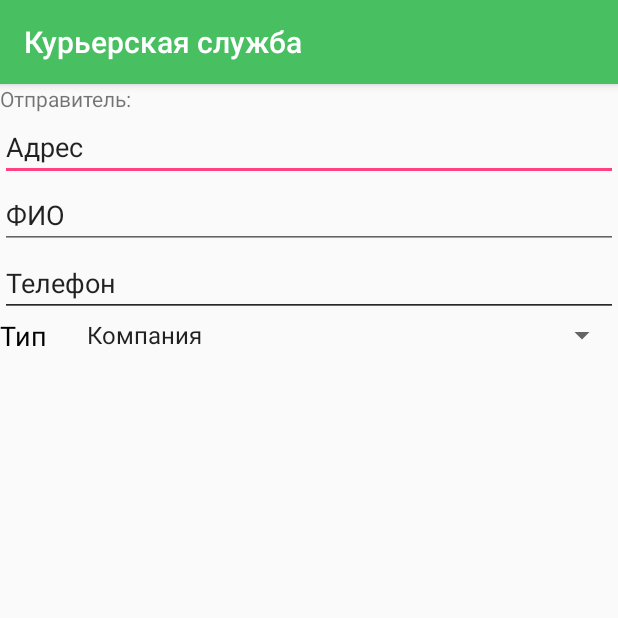
After one commit to midery/CourierService, an Android app: the PackageEdit screen opened directly, with no data from a screen before it, on a phone screen of 412 x 824 dp, the top half of it. The commit adds this screen. Run offline under Robolectric (Android 15) with nearby library versions, the phone set to English and light mode, and no system bars.

Commit message:
added new activity, intent GSON support

```diff
--- a/app/build.gradle
+++ b/app/build.gradle
@@ -28,14 +28,16 @@ android {
     }
 }
 
+
 dependencies {
     compile fileTree(dir: 'libs', include: ['*.jar'])
     androidTestCompile('com.android.support.test.espresso:espresso-core:2.2.2', {
         exclude group: 'com.android.support', module: 'support-annotations'
     })
+    //compile 'com.android.support:design:25.3.1 '
     compile 'com.android.support:appcompat-v7:25.3.1'
     compile 'com.android.support.constraint:constraint-layout:1.0.2'
+    compile 'com.android.support:design:25.3.1'
+    compile 'com.google.code.gson:gson:2.8.1'
     testCompile 'junit:junit:4.12'
-    compile 'com.android.support:design:25.3.1'
-    //compile 'com.android.support:design:25.3.1 '
 }
--- a/app/src/main/AndroidManifest.xml
+++ b/app/src/main/AndroidManifest.xml
@@ -16,6 +16,7 @@
                 <category android:name="android.intent.category.LAUNCHER" />
             </intent-filter>
         </activity>
+        <activity android:name=".PackageEdit"></activity>
     </application>
 
 </manifest>
--- a/app/src/main/java/com/liarstudio/courierservice/MainActivity.java
+++ b/app/src/main/java/com/liarstudio/courierservice/MainActivity.java
@@ -41,10 +41,12 @@ public class MainActivity extends AppCompatActivity {
     void loadPackages() {
 
         packages = new ArrayList<Package>();
-        Package pkg = new Package(0, new Person("Kuk", "920", "m@m.m", "Lorum Ipsum street"), new Person("Kuk", "920", "m@m.m", "Lorum Ipsum street"), "Pkg 1", new Date(System.currentTimeMillis()));
+        Package pkg = new Package(0, new Person("Kuk", "920", "m@m.m", "Lorum Ipsum street"), new Person("Kuk", "920", "m@m.m", "Lorum Ipsum street"), "Pkg 1", new Date(25));
 
         packages.add(pkg);
         pkg = new Package(1, new Person("Kuk", "920", "m@m.m", "Lorum Ipsum street"), new Person("Kuk", "14156", "m@m.m", "Dorum av."), "Pkg 2", new Date(System.currentTimeMillis()));
+        packages.add(pkg);
+        pkg = new Package(0, new Person("Kuk", "920", "m@m.m", "Lorum Ipsum street"), new Person("Kuk", "14156", "m@m.m", "Dorum av."), "Pkg 3", new Date(10600));
         packages.add(pkg);
 
 
--- /dev/null
+++ b/app/src/main/java/com/liarstudio/courierservice/PackageEdit.java
@@ -0,0 +1,23 @@
+package com.liarstudio.courierservice;
+
+import android.content.Intent;
+import android.support.v7.app.AppCompatActivity;
+import android.os.Bundle;
+
+import com.google.gson.Gson;
+import com.liarstudio.courierservice.BaseClasses.Package;
+
+public class PackageEdit extends AppCompatActivity {
+
+
+    Package pkg;
+    @Override
+    protected void onCreate(Bundle savedInstanceState) {
+        super.onCreate(savedInstanceState);
+        setContentView(R.layout.activity_package_edit);
+
+        Intent intent = getIntent();
+        String jsonPackage = intent.getStringExtra("jsonPackage");
+        pkg = new Gson().fromJson(jsonPackage, Package.class);
+    }
+}
--- a/app/src/main/java/com/liarstudio/courierservice/PackageFragmentPageAdapter.java
+++ b/app/src/main/java/com/liarstudio/courierservice/PackageFragmentPageAdapter.java
@@ -8,6 +8,8 @@ import com.liarstudio.courierservice.BaseClasses.Package;
 
 import java.util.ArrayList;
 import java.util.Collections;
+import java.util.Comparator;
+import java.util.Date;
 
 public class PackageFragmentPageAdapter extends FragmentPagerAdapter {
 
@@ -40,6 +42,8 @@ public class PackageFragmentPageAdapter extends FragmentPagerAdapter {
 
         PackageFragment packageFragment = new PackageFragment();
 
+        packages.sort ( (p1, p2) -> p2.date.compareTo(p1.date));
+
         ArrayList<Package> filtered = (ArrayList<Package>) packages.clone();
 
         switch (position) {
--- a/app/src/main/res/layout/activity_list_package.xml
+++ b/app/src/main/res/layout/activity_list_package.xml
@@ -7,6 +7,7 @@
     <ListView
         android:layout_width="match_parent"
         android:layout_height="wrap_content"
+        android:descendantFocusability="blocksDescendants"
         android:id="@+id/lwShipmentList"
         />
 </RelativeLayout>
--- a/app/src/main/res/layout/activity_package_edit.xml
+++ b/app/src/main/res/layout/activity_package_edit.xml
@@ -1,6 +1,65 @@
 <?xml version="1.0" encoding="utf-8"?>
-<LinearLayout xmlns:android="http://schemas.android.com/apk/res/android"
+<RelativeLayout xmlns:android="http://schemas.android.com/apk/res/android"
     android:orientation="vertical" android:layout_width="match_parent"
     android:layout_height="match_parent">
 
-</LinearLayout>
+
+    <TextView
+        android:layout_width="match_parent"
+        android:layout_height="wrap_content"
+        android:text="Отправитель:"
+        android:id="@+id/tvSender"/>
+
+    <EditText
+        android:id="@+id/editTextAddress"
+        android:layout_width="match_parent"
+        android:layout_height="wrap_content"
+        android:ems="10"
+        android:text="Адрес"
+        android:inputType="textPostalAddress"
+        android:layout_below="@id/tvSender"/>
+
+
+    <EditText
+        android:layout_width="match_parent"
+        android:layout_height="wrap_content"
+        android:text="ФИО"
+        android:id="@+id/editTextName"
+        android:layout_below="@+id/editTextAddress"/>
+
+
+
+    <EditText
+        android:id="@+id/editTextEmail"
+        android:layout_width="match_parent"
+        android:layout_height="wrap_content"
+        android:ems="10"
+        android:inputType="textEmailAddress"
+        android:layout_below="@id/editTextName"/>
+
+    <EditText
+        android:id="@+id/editTextPhone"
+        android:layout_width="match_parent"
+        android:layout_height="wrap_content"
+        android:ems="10"
+        android:inputType="phone"
+        android:text="Телефон"
+        android:layout_below="@id/editTextName"/>
+
+    <TextView
+        android:id="@+id/textViewType"
+        android:layout_width="50dp"
+        android:layout_height="wrap_content"
+        android:layout_below="@+id/editTextPhone"
+        android:text="Тип"
+        android:textColor="@android:color/background_dark"
+        android:textSize="18sp" />
+    <Spinner
+        android:id="@+id/spinner"
+        android:layout_width="match_parent"
+        android:layout_height="wrap_content"
+        android:entries="@array/person_type"
+        android:layout_toEndOf="@+id/textViewType"
+        android:layout_below="@+id/editTextPhone"/>
+
+</RelativeLayout>
--- a/app/src/main/res/values/strings.xml
+++ b/app/src/main/res/values/strings.xml
@@ -1,3 +1,9 @@
 <resources>
-    <string name="app_name">Courier Service</string>
+    <string name="app_name">Курьерская служба</string>
+
+    <string-array name="person_type">
+        <item>Компания</item>
+        <item>Частное лицо</item>
+    </string-array>
+
 </resources>
```
Also changed, not shown: app/src/main/java/com/liarstudio/courierservice/PackageFragment.java (+14 -1 lines), app/src/main/res/layout/activity_list_element.xml (+9 -0 lines).
